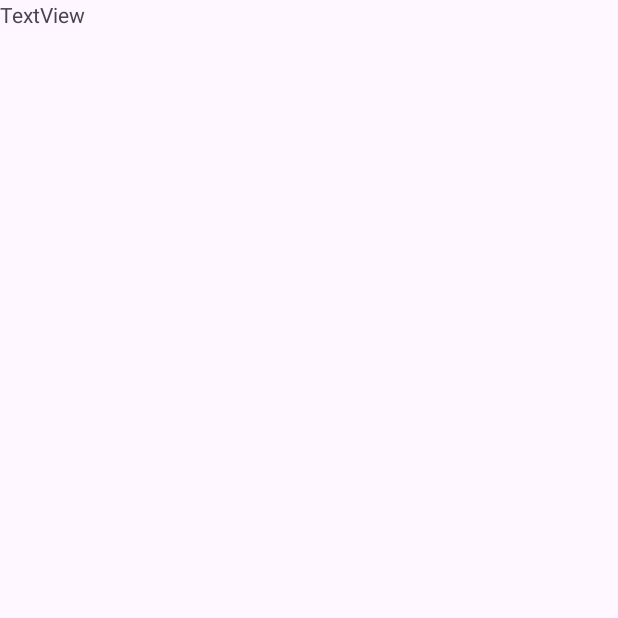
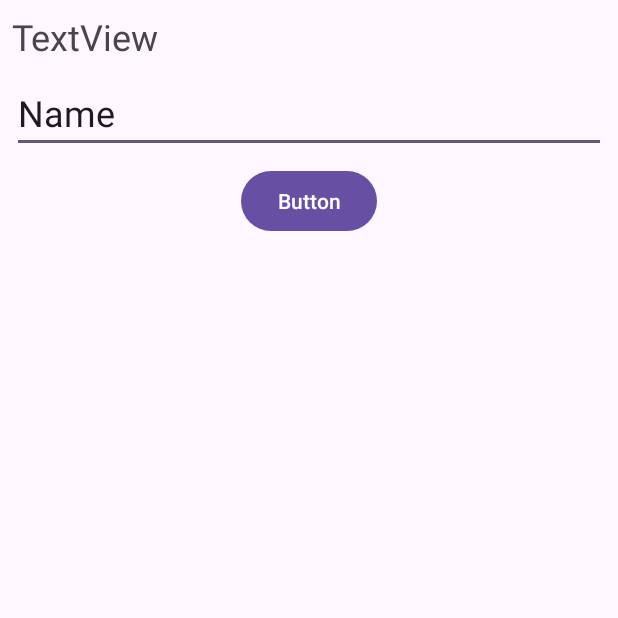
Before and after one commit to angela-yung/MyApp, an Android app: the screen it shows after launch (MainActivity), on a phone screen of 412 x 824 dp, the top half of it. Before the commit the part shown is almost empty. Run offline under Robolectric (Android 15) with nearby library versions, the phone set to English and light mode, and no system bars.

Commit message:
Add question bar, answer bar, and enter button

```diff
--- a/app/src/main/res/layout/activity_main.xml
+++ b/app/src/main/res/layout/activity_main.xml
@@ -2,15 +2,49 @@
 <androidx.constraintlayout.widget.ConstraintLayout xmlns:android="http://schemas.android.com/apk/res/android"
     xmlns:app="http://schemas.android.com/apk/res-auto"
     xmlns:tools="http://schemas.android.com/tools"
+    android:id="@+id/ConstraintLayout"
     android:layout_width="match_parent"
     android:layout_height="match_parent"
     tools:context=".MainActivity">
 
     <TextView
-        android:id="@+id/textView"
+        android:id="@+id/tv_question"
+        android:layout_width="0dp"
+        android:layout_height="wrap_content"
+        android:layout_marginStart="8dp"
+        android:layout_marginTop="8dp"
+        android:layout_marginEnd="8dp"
+        android:text="TextView"
+        android:textSize="24sp"
+        app:layout_constraintEnd_toEndOf="parent"
+        app:layout_constraintStart_toStartOf="parent"
+        app:layout_constraintTop_toTopOf="parent" />
+
+    <EditText
+        android:id="@+id/et_answer"
+        android:layout_width="0dp"
+        android:layout_height="wrap_content"
+        android:layout_marginStart="8dp"
+        android:layout_marginTop="8dp"
+        android:layout_marginEnd="8dp"
+        android:ems="10"
+        android:inputType="text"
+        android:minHeight="48dp"
+        android:text="Name"
+        android:textSize="24sp"
+        app:layout_constraintEnd_toEndOf="parent"
+        app:layout_constraintHorizontal_bias="1.0"
+        app:layout_constraintStart_toStartOf="parent"
+        app:layout_constraintTop_toBottomOf="@+id/tv_question" />
+
+    <Button
+        android:id="@+id/button"
         android:layout_width="wrap_content"
         android:layout_height="wrap_content"
-        android:text="TextView"
-        tools:layout_editor_absoluteX="30dp"
-        tools:layout_editor_absoluteY="25dp" />
+        android:layout_marginTop="8dp"
+        android:text="Button"
+        app:layout_constraintEnd_toEndOf="parent"
+        app:layout_constraintStart_toStartOf="parent"
+        app:layout_constraintTop_toBottomOf="@+id/et_answer" />
+
 </androidx.constraintlayout.widget.ConstraintLayout>
```
